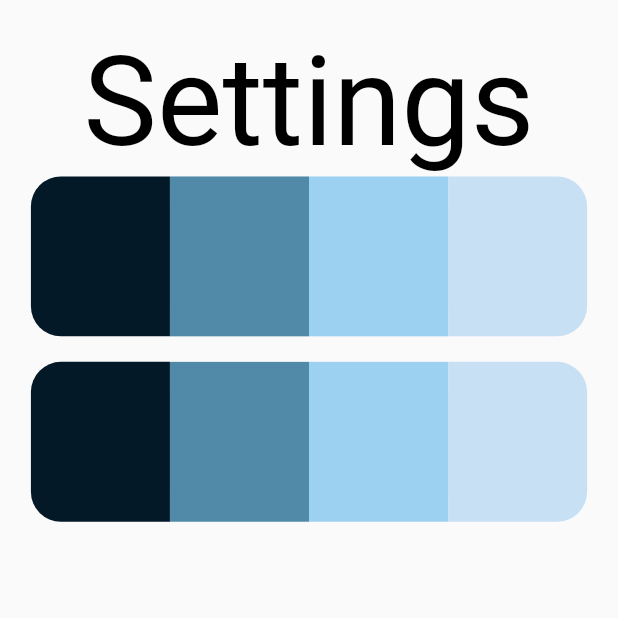
After one commit to Nano-DNA-Studios/OrdleCheater, a Flutter app: the Settings screen opened directly, on a phone screen of 412 x 824 dp, the top half of it. The commit adds this screen. Run offline on Flutter 3.47's test engine with Material 2 defaults, Android fonts, the phone set to English and light mode, and no system bars; missing offline and left inert: holding_gesture; project files that could hold a hidden picture were left out.

Commit message:
Commit for the Weekend

```diff
--- a/lib/LetterBox.dart
+++ b/lib/LetterBox.dart
@@ -206,6 +206,7 @@ class LetterBoxState extends State<LetterBox> {
                       cardColor = Colors.orange;
                       widget.wordClass.includedLetters.add(letter);
                       widget.wordClass.removeLetters.remove(letter);
+                      widget.wordClass.addUsedLetter(widget.letterNum, letter);
 
                       print(widget.wordClass.removeLetters);
 
@@ -213,6 +214,7 @@ class LetterBoxState extends State<LetterBox> {
                     case 3:
                       cardColor = Colors.green;
                       widget.wordClass.addLetterAtPos(widget.letterNum, letter);
+                      widget.wordClass.removeUsedLetter(widget.letterNum, letter);
 
                       break;
                   }
--- /dev/null
+++ b/lib/SettingsPage.dart
@@ -0,0 +1,131 @@
+//import 'dart:html';
+
+import 'package:flutter/cupertino.dart';
+import 'package:flutter/material.dart';
+import 'package:path_provider/path_provider.dart';
+
+import 'UIManipulation.dart';
+
+class Settings extends StatefulWidget {
+  const Settings({Key? key}) : super(key: key);
+
+  @override
+  State<Settings> createState() => _Settings();
+}
+
+class _Settings extends State<Settings> {
+  Color color1 = Color(0xff031927);
+  Color color2 = Color(0xff9dd1f1);
+  Color color3 = Color(0xff508aa8);
+
+  List<Color> firstPalette = [
+    Color(0xff031927),
+    Color(0xff508aa8),
+    Color(0xff9dd1f1),
+    Color(0xffc8e0f4)
+  ];
+
+
+  Future<String> get idkPath async {
+    late final directory;
+    if (UIManipulation.isMobile()) {
+      directory = await getApplicationDocumentsDirectory();
+    } else {
+
+    }
+print(directory.path);
+
+    return directory.path;
+  }
+
+//Tomorrow lets try and figure out the loading system, or we manually set it every time it opens
+
+
+
+  Widget colorPaletteChoice() {
+
+    return GestureDetector(
+      onTap: () async {
+      final idk = await idkPath;
+      print("Hello");
+      print(idkPath.toString());
+      },
+      child:Container(
+        decoration: BoxDecoration(
+          // borderRadius: BorderRadius.all(Radius.circular(100)),
+        ),
+        padding: EdgeInsets.only(
+            left: 0,
+            top: UIManipulation.getScreenWidthPix(context) * UIManipulation.getPlatformFac(0.005, 0.0001),
+            right: 0,
+            bottom: UIManipulation.getScreenWidthPix(context) * UIManipulation.getScreenWidthPix(context) * UIManipulation.getPlatformFac(0.005, 0.0001)),
+        height: UIManipulation.getScreenHeightPix(context) * UIManipulation.getPlatformFac(0.2, 0.15),
+        width: UIManipulation.getScreenWidthPix(context) * 0.9,
+        child: Row(
+          mainAxisAlignment: MainAxisAlignment.center,
+          children: [
+            Flexible(
+                child: Container(
+                  decoration: BoxDecoration(
+                    color: firstPalette[0],
+                    borderRadius: BorderRadius.horizontal(
+                        right: Radius.zero, left: Radius.circular(20)),
+                  ),
+                )),
+            Flexible(
+                child: Container(
+                  color: firstPalette[1],
+                )),
+            Flexible(
+                child: Container(
+                  color: firstPalette[2],
+                )),
+            Flexible(
+                child: Container(
+                  decoration: BoxDecoration(
+                    color: firstPalette[3],
+                    borderRadius: BorderRadius.horizontal(
+                        right: Radius.circular(20), left: Radius.zero),
+                  ),
+                )),
+          ],
+        ),
+      ),
+    );
+
+  }
+
+  @override
+  Widget build(BuildContext context) {
+    return Scaffold(
+      appBar: null,
+      body: SingleChildScrollView(
+          padding: EdgeInsets.only(
+              left: 0,
+              top: UIManipulation.getScreenWidthPix(context) * UIManipulation.getPlatformFac(0.2, 0.05),
+              right: 0,
+              bottom: 0),
+          scrollDirection: Axis.vertical,
+          child: Center(
+            child: Column(
+              mainAxisAlignment: MainAxisAlignment.center,
+              //crossAxisAlignment: CrossAxisAlignment.center,
+              children: [
+                Text(
+                  "Settings",
+                  style: TextStyle(
+                      fontSize:
+                          UIManipulation.getScreenHeightPix(context) *  UIManipulation.getPlatformFac(0.2, 0.1),
+                      color: Colors.black),
+                ),
+                colorPaletteChoice(),
+                colorPaletteChoice()
+              ],
+            ),
+          )),
+    );
+    return Container(
+      child: Text("Settings"),
+    );
+  }
+}
--- a/lib/icomoon_icons.dart
+++ b/lib/icomoon_icons.dart
@@ -12,6 +12,8 @@ class Icomoon {
 
   static const String _fontFamily = 'icomoon';
 
-  static const IconData globe = IconData(0xe9ca, fontFamily: _fontFamily);
-  static const IconData wordle = IconData(0xeac8, fontFamily: _fontFamily);
+  static const IconData globe = IconData(0xe900, fontFamily: _fontFamily);
+  static const IconData wordle = IconData(0xeac9, fontFamily: _fontFamily);
+  static const IconData settings = IconData(0xe995, fontFamily: _fontFamily);
+
 }
--- a/lib/main.dart
+++ b/lib/main.dart
@@ -7,6 +7,7 @@ import 'package:flutter/foundation.dart';
 import 'package:flutter/material.dart';
 import 'package:flutter/services.dart';
 import 'package:flutter/services.dart' show rootBundle;
+import 'package:ordlecheater/SettingsPage.dart';
 import 'package:ordlecheater/WordleClass.dart';
 import 'package:ordlecheater/icomoon_icons.dart';
 import 'package:ordlecheater/my_icons_icons.dart';
@@ -60,6 +61,7 @@ class _NavPage extends State<NavPage> {
       "Worldle",
       style: TextStyle(color: Colors.black),
     ),
+    Settings(),
   ];
 
   void _changeNav(int index) {
@@ -76,6 +78,7 @@ class _NavPage extends State<NavPage> {
         items: const [
           BottomNavigationBarItem(icon: Icon(Icomoon.wordle), label: "Wordle"),
           BottomNavigationBarItem(icon: Icon(Icomoon.globe), label: "Worldle"),
+          BottomNavigationBarItem(icon: Icon(Icomoon.settings), label: "Settings"),
         ],
         currentIndex: _index,
         onTap: _changeNav,
--- a/pubspec.yaml
+++ b/pubspec.yaml
@@ -27,6 +27,8 @@ environment:
 # the latest version available on pub.dev. To see which dependencies have newer
 # versions available, run `flutter pub outdated`.
 dependencies:
+
+  path_provider: ^2.0.11
   flutter:
     sdk: flutter
 
```
Also changed, not shown: lib/WordClass.dart (+164 -4 lines), lib/WordleClass.dart (+12 -5 lines), assets/icomoon.ttf, pubspec.lock, 2 other files.
